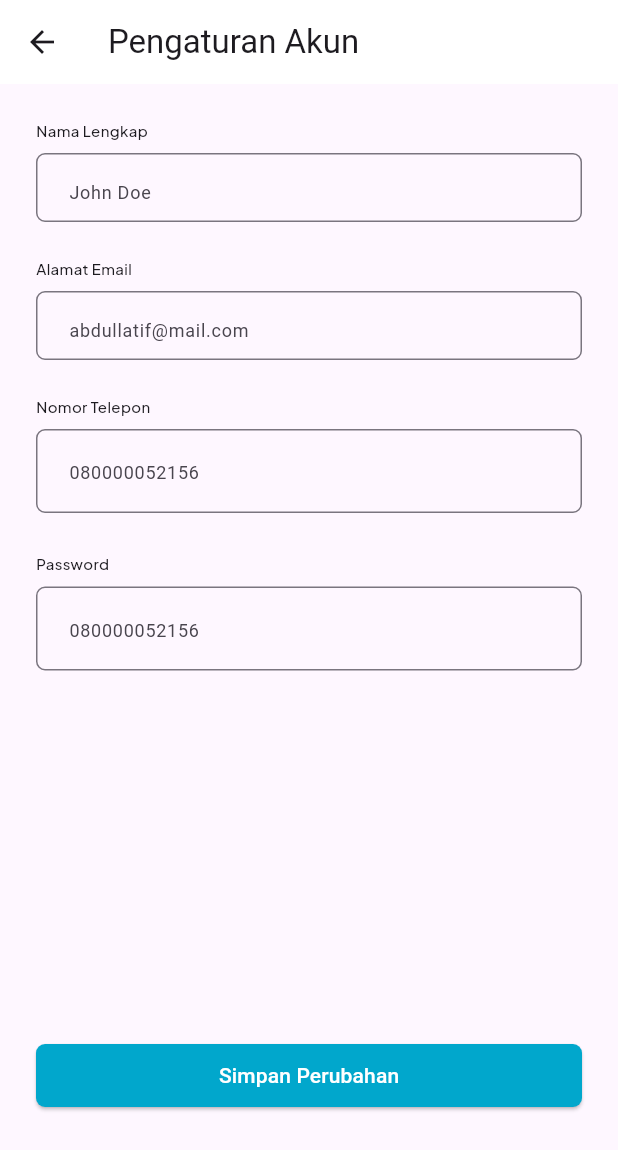
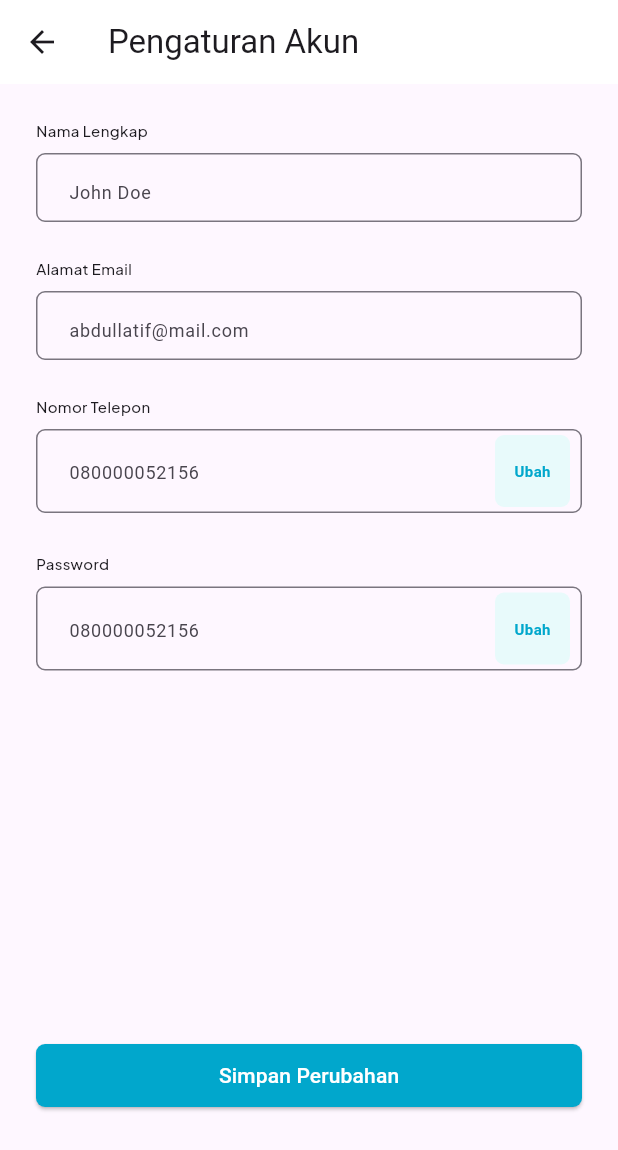
Before and after one commit to RezkiArifin/project_ancol, a Flutter app: the PengaturanAkunScreen screen opened directly, on a phone screen of 412 x 824 dp. Shown: the top 1150 px of the screen. Run offline on Flutter 3.47's test engine with Material 2 defaults, Android fonts, the phone set to English and light mode, and no system bars; our stand-ins replace carousel_slider, google_fonts, syncfusion_flutter_datepicker.

Commit message:
slicing ubah telp & update tab widget

```diff
--- a/lib/screens/pengaturan_screen.dart
+++ b/lib/screens/pengaturan_screen.dart
@@ -1,4 +1,5 @@
 import 'package:flutter/material.dart';
+import 'package:tiket_saya/screens/ubah_telepon_screen.dart';
 import 'package:tiket_saya/widget/global/text_field_global_widget.dart';
 
 class PengaturanAkunScreen extends StatelessWidget {
@@ -37,25 +38,76 @@ class PengaturanAkunScreen extends StatelessWidget {
                   decoration: InputDecoration(),
                 ),
               ),
-              const Padding(
-                padding: EdgeInsets.only(bottom: 24),
+              Padding(
+                padding: const EdgeInsets.only(bottom: 24),
                 child: TextFieldWidget(
                   height: 59,
                   title: "Nomor Telepon",
                   isValidTextField: true,
                   errorMessage: "",
                   hintText: "080000052156",
-                  decoration: InputDecoration(),
+                  decoration: const InputDecoration(),
+                  suffixIconWidget: InkWell(
+                    onTap: () {
+                      Navigator.push(
+                        context,
+                        MaterialPageRoute(
+                          builder: (context) => const UbahTeleponScreen(),
+                        ),
+                      );
+                    },
+                    child: Padding(
+                      padding: const EdgeInsets.only(right: 8),
+                      child: Container(
+                        width: 50,
+                        height: 31,
+                        decoration: BoxDecoration(
+                            borderRadius: BorderRadius.circular(6),
+                            color: const Color(0xffE8FAFB)),
+                        child: const Center(
+                          child: Text(
+                            "Ubah",
+                            style: TextStyle(
+                                color: Color(0xff01A7CC),
+                                fontWeight: FontWeight.w600,
+                                fontSize: 10),
+                          ),
+                        ),
+                      ),
+                    ),
+                  ),
                 ),
               ),
-              const TextFieldWidget(
+              TextFieldWidget(
                 height: 59,
                 title: "Password",
                 isValidTextField: true,
                 errorMessage: "",
                 hintText: "080000052156",
-                decoration: InputDecoration(),
+                decoration: const InputDecoration(),
                 obscureText: true,
+                suffixIconWidget: InkWell(
+                  onTap: () {},
+                  child: Padding(
+                    padding: const EdgeInsets.only(right: 8),
+                    child: Container(
+                      width: 50,
+                      height: 31,
+                      decoration: BoxDecoration(
+                          borderRadius: BorderRadius.circular(6),
+                          color: const Color(0xffE8FAFB)),
+                      child: const Center(
+                        child: Text(
+                          "Ubah",
+                          style: TextStyle(
+                              color: Color(0xff01A7CC),
+                              fontWeight: FontWeight.w600,
+                              fontSize: 10),
+                        ),
+                      ),
+                    ),
+                  ),
+                ),
               ),
               const SizedBox(
                 height: 246,
--- a/lib/widget/menu_widget.dart
+++ b/lib/widget/menu_widget.dart
@@ -37,6 +37,7 @@ class ListMenuWidget extends StatelessWidget {
         ),
         Text(
           label,
+          textAlign: TextAlign.center,
           style: const TextStyle(
             fontWeight: FontWeight.w400,
             fontSize: 10,
--- a/lib/widget/tab_widget.dart
+++ b/lib/widget/tab_widget.dart
@@ -12,7 +12,7 @@ class TabWidget extends StatefulWidget {
 class _TabWidgetState extends State<TabWidget> {
   List<MenuModel> menu = [
     MenuModel(
-        image: "assets/icon/jb-land_icon.png", label: "Jakartabird\nland"),
+        image: "assets/icon/jb-land_icon.png", label: "Jakarta bird\nland"),
     MenuModel(image: "assets/icon/ancol_icon.png", label: "Ancol"),
     MenuModel(image: "assets/icon/dufan_icon.png", label: "Dufan"),
     MenuModel(image: "assets/icon/sea-world_icon.png", label: "Seaworld"),
```
Also changed, not shown: lib/screens/ubah_telepon_screen.dart (added, +90 -0 lines), assets/images/ubah-notelp.png (added).
